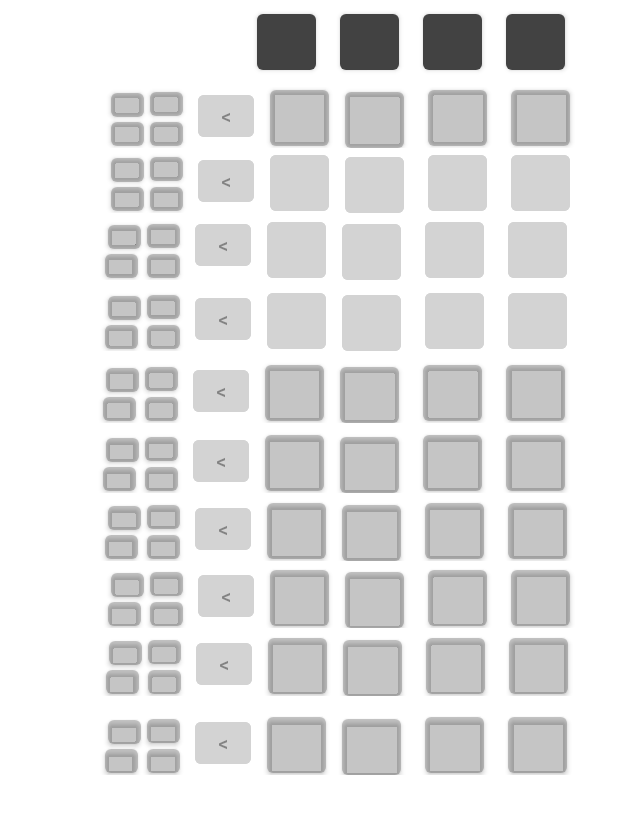
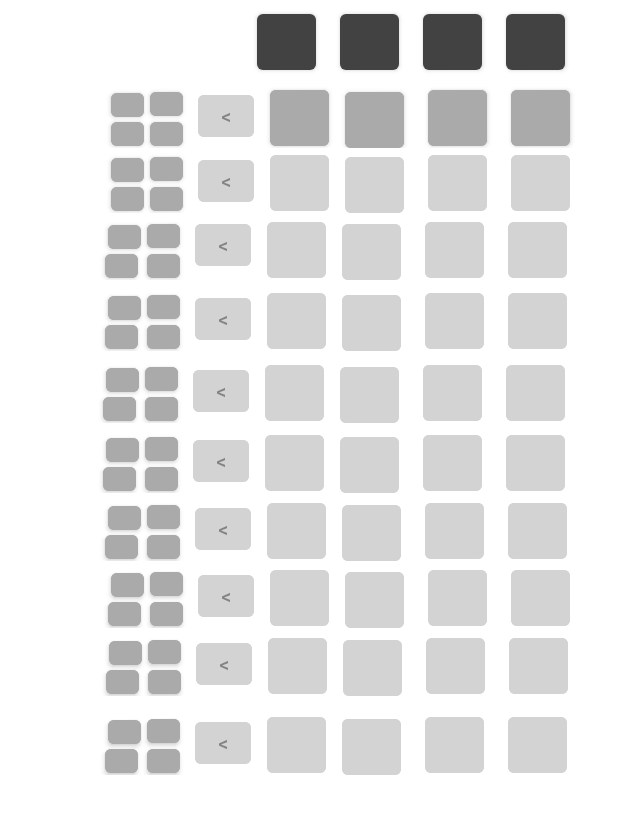
Before and after one commit to MaximSvishech/MasterMindAndroid, an Android app: the layout activity_board.xml on its own in the app's theme, with its tools: preview values and no code run, on a phone screen of 412 x 824 dp. Shown: the top 814 px of the screen. Run offline under Robolectric (Android 15) with nearby library versions, the phone set to English and light mode, and no system bars.

Commit message:
all colors circles

```diff
--- a/app/src/main/res/color/color_chooser.xml
+++ b/app/src/main/res/color/color_chooser.xml
@@ -1,5 +1,5 @@
 <?xml version="1.0" encoding="utf-8"?>
 <selector xmlns:android="http://schemas.android.com/apk/res/android">
-<item android:state_enabled="true" android:color="@color/common_google_signin_btn_text_light_disabled"/>
+<item android:state_enabled="true" android:color="@android:color/darker_gray"/>
 <item android:state_enabled="false" android:color="#D3D3D3"/>
 </selector>
--- a/app/src/main/res/layout/activity_board.xml
+++ b/app/src/main/res/layout/activity_board.xml
@@ -933,6 +933,7 @@
             android:layout_marginTop="2dp"
             android:backgroundTint="@color/color_chooser"
             android:clickable="false"
+            android:enabled="false"
             android:tag="0"
             android:insetLeft="0dp"
             android:insetTop="0dp"
@@ -956,6 +957,7 @@
             android:layout_toEndOf="@+id/try5_userGuesses1"
             android:backgroundTint="@color/color_chooser"
             android:clickable="false"
+            android:enabled="false"
             android:tag="1"
             android:insetLeft="0dp"
             android:insetTop="0dp"
@@ -979,6 +981,7 @@
             android:tag="2"
             android:backgroundTint="@color/color_chooser"
             android:clickable="false"
+            android:enabled="false"
             android:insetLeft="0dp"
             android:insetTop="0dp"
             android:insetRight="0dp"
@@ -1001,6 +1004,7 @@
             android:layout_marginTop="2dp"
             android:backgroundTint="@color/color_chooser"
             android:clickable="false"
+            android:enabled="false"
             android:insetLeft="0dp"
             android:insetTop="0dp"
             android:insetRight="0dp"
@@ -1137,6 +1141,7 @@
             android:tag="0"
             android:backgroundTint="@color/color_chooser"
             android:clickable="false"
+            android:enabled="false"
             android:insetLeft="0dp"
             android:insetTop="0dp"
             android:insetRight="0dp"
@@ -1160,6 +1165,7 @@
             android:layout_toEndOf="@+id/try6_userGuesses1"
             android:backgroundTint="@color/color_chooser"
             android:clickable="false"
+            android:enabled="false"
             android:insetLeft="0dp"
             android:insetTop="0dp"
             android:insetRight="0dp"
@@ -1182,6 +1188,7 @@
             android:layout_marginTop="3dp"
             android:backgroundTint="@color/color_chooser"
             android:clickable="false"
+            android:enabled="false"
             android:insetLeft="0dp"
             android:insetTop="0dp"
             android:insetRight="0dp"
@@ -1204,6 +1211,7 @@
             android:layout_marginTop="2dp"
             android:backgroundTint="@color/color_chooser"
             android:clickable="false"
+            android:enabled="false"
             android:insetLeft="0dp"
             android:insetTop="0dp"
             android:insetRight="0dp"
@@ -1337,15 +1345,16 @@
             android:layout_alignParentTop="true"
             android:layout_marginStart="35dp"
             android:layout_marginTop="2dp"
+            android:backgroundTint="@color/color_chooser"
+            android:clickable="false"
+            android:enabled="false"
+            android:insetLeft="0dp"
+            android:insetTop="0dp"
+            android:insetRight="0dp"
+            android:insetBottom="0dp"
+            android:onClick="OpenColorDialog"
+            android:padding="0dp"
             android:tag="0"
-            android:backgroundTint="@color/color_chooser"
-            android:clickable="false"
-            android:insetLeft="0dp"
-            android:insetTop="0dp"
-            android:insetRight="0dp"
-            android:insetBottom="0dp"
-            android:onClick="OpenColorDialog"
-            android:padding="0dp"
             app:iconGravity="textStart"
             app:iconPadding="0dp"
             app:iconSize="24dp"
@@ -1362,13 +1371,14 @@
             android:layout_toEndOf="@+id/try7_userGuesses1"
             android:backgroundTint="@color/color_chooser"
             android:clickable="false"
-            android:insetLeft="0dp"
-            android:insetTop="0dp"
-            android:insetRight="0dp"
+            android:enabled="false"
+            android:insetLeft="0dp"
+            android:insetTop="0dp"
+            android:insetRight="0dp"
+            android:insetBottom="0dp"
+            android:onClick="OpenColorDialog"
+            android:padding="0dp"
             android:tag="1"
-            android:insetBottom="0dp"
-            android:onClick="OpenColorDialog"
-            android:padding="0dp"
             app:iconGravity="textStart"
             app:iconPadding="0dp"
             app:iconSize="24dp"
@@ -1384,13 +1394,14 @@
             android:layout_marginTop="3dp"
             android:backgroundTint="@color/color_chooser"
             android:clickable="false"
-            android:insetLeft="0dp"
-            android:insetTop="0dp"
+            android:enabled="false"
+            android:insetLeft="0dp"
+            android:insetTop="0dp"
+            android:insetRight="0dp"
+            android:insetBottom="0dp"
+            android:onClick="OpenColorDialog"
+            android:padding="0dp"
             android:tag="2"
-            android:insetRight="0dp"
-            android:insetBottom="0dp"
-            android:onClick="OpenColorDialog"
-            android:padding="0dp"
             app:iconGravity="textStart"
             app:iconPadding="0dp"
             app:iconSize="24dp"
@@ -1406,13 +1417,14 @@
             android:layout_marginTop="2dp"
             android:backgroundTint="@color/color_chooser"
             android:clickable="false"
-            android:insetLeft="0dp"
-            android:insetTop="0dp"
+            android:enabled="false"
+            android:insetLeft="0dp"
+            android:insetTop="0dp"
+            android:insetRight="0dp"
+            android:insetBottom="0dp"
+            android:onClick="OpenColorDialog"
+            android:padding="0dp"
             android:tag="3"
-            android:insetRight="0dp"
-            android:insetBottom="0dp"
-            android:onClick="OpenColorDialog"
-            android:padding="0dp"
             app:iconGravity="textStart"
             app:iconPadding="0dp"
             app:iconSize="24dp"
@@ -1542,6 +1554,7 @@
             android:layout_marginTop="2dp"
             android:backgroundTint="@color/color_chooser"
             android:clickable="false"
+            android:enabled="false"
             android:insetLeft="0dp"
             android:insetTop="0dp"
             android:insetRight="0dp"
@@ -1566,6 +1579,7 @@
             android:layout_toEndOf="@+id/try8_userGuesses1"
             android:backgroundTint="@color/color_chooser"
             android:clickable="false"
+            android:enabled="false"
             android:insetLeft="0dp"
             android:insetTop="0dp"
             android:insetRight="0dp"
@@ -1588,6 +1602,7 @@
             android:layout_marginTop="3dp"
             android:backgroundTint="@color/color_chooser"
             android:clickable="false"
+            android:enabled="false"
             android:insetLeft="0dp"
             android:insetTop="0dp"
             android:insetRight="0dp"
@@ -1609,6 +1624,7 @@
             android:layout_marginTop="2dp"
             android:backgroundTint="@color/color_chooser"
             android:clickable="false"
+            android:enabled="false"
             android:insetLeft="0dp"
             android:insetTop="0dp"
             android:insetRight="0dp"
@@ -1745,6 +1761,7 @@
             android:layout_marginTop="2dp"
             android:backgroundTint="@color/color_chooser"
             android:clickable="false"
+            android:enabled="false"
             android:insetLeft="0dp"
             android:insetTop="0dp"
             android:insetRight="0dp"
@@ -1768,13 +1785,14 @@
             android:layout_toEndOf="@+id/try9_userGuesses1"
             android:backgroundTint="@color/color_chooser"
             android:clickable="false"
-            android:insetLeft="0dp"
-            android:insetTop="0dp"
-            android:insetRight="0dp"
+            android:enabled="false"
+            android:insetLeft="0dp"
+            android:insetTop="0dp"
+            android:insetRight="0dp"
+            android:insetBottom="0dp"
+            android:onClick="OpenColorDialog"
+            android:padding="0dp"
             android:tag="1"
-            android:insetBottom="0dp"
-            android:onClick="OpenColorDialog"
-            android:padding="0dp"
             app:iconGravity="textStart"
             app:iconPadding="0dp"
             app:iconSize="24dp"
@@ -1789,14 +1807,15 @@
             android:layout_marginStart="146dp"
             android:layout_marginTop="3dp"
             android:backgroundTint="@color/color_chooser"
-            android:clickable="false"
-            android:insetLeft="0dp"
+            android:enabled="false"
+            android:clickable="false"
+            android:insetLeft="0dp"
+            android:insetTop="0dp"
+            android:insetRight="0dp"
+            android:insetBottom="0dp"
+            android:onClick="OpenColorDialog"
+            android:padding="0dp"
             android:tag="2"
-            android:insetTop="0dp"
-            android:insetRight="0dp"
-            android:insetBottom="0dp"
-            android:onClick="OpenColorDialog"
-            android:padding="0dp"
             app:iconGravity="textStart"
             app:iconPadding="0dp"
             app:iconSize="24dp"
@@ -1812,13 +1831,14 @@
             android:layout_marginTop="2dp"
             android:backgroundTint="@color/color_chooser"
             android:clickable="false"
-            android:insetLeft="0dp"
-            android:insetTop="0dp"
-            android:insetRight="0dp"
+            android:enabled="false"
+            android:insetLeft="0dp"
+            android:insetTop="0dp"
+            android:insetRight="0dp"
+            android:insetBottom="0dp"
+            android:onClick="OpenColorDialog"
+            android:padding="0dp"
             android:tag="3"
-            android:insetBottom="0dp"
-            android:onClick="OpenColorDialog"
-            android:padding="0dp"
             app:iconGravity="textStart"
             app:iconPadding="0dp"
             app:iconSize="24dp"
@@ -1847,13 +1867,13 @@
             android:layout_width="22dp"
             android:layout_height="16dp"
             android:layout_alignParentStart="true"
-          android:backgroundTint="@color/color_chooser"
             android:layout_alignParentTop="true"
             android:layout_marginStart="293dp"
             android:layout_marginTop="3dp"
-          android:insetLeft="0dp"
-          android:insetTop="0dp"
-          android:clickable="false"
+            android:backgroundTint="@color/color_chooser"
+            android:clickable="false"
+            android:insetLeft="0dp"
+            android:insetTop="0dp"
             android:insetRight="0dp"
             android:insetBottom="0dp"
             android:padding="0dp"
@@ -1869,10 +1889,10 @@
             android:layout_alignParentStart="true"
             android:layout_alignParentTop="true"
             android:layout_marginStart="319dp"
-            android:backgroundTint="@color/color_chooser"
             android:layout_marginTop="4dp"
-            android:insetLeft="0dp"
-            android:clickable="false"
+            android:backgroundTint="@color/color_chooser"
+            android:clickable="false"
+            android:insetLeft="0dp"
             android:insetTop="0dp"
             android:insetRight="0dp"
             android:insetBottom="0dp"
@@ -1886,12 +1906,12 @@
             android:id="@+id/try9_feedback3"
             android:layout_width="22dp"
             android:layout_height="16dp"
-          android:clickable="false"
-          android:layout_alignParentStart="true"
-          android:layout_alignParentTop="true"
-          android:backgroundTint="@color/color_chooser"
+            android:layout_alignParentStart="true"
+            android:layout_alignParentTop="true"
             android:layout_marginStart="293dp"
             android:layout_marginTop="23dp"
+            android:backgroundTint="@color/color_chooser"
+            android:clickable="false"
             android:insetLeft="0dp"
             android:insetTop="0dp"
             android:insetRight="0dp"
@@ -1906,12 +1926,12 @@
             android:id="@+id/try9_feedback4"
             android:layout_width="22dp"
             android:layout_height="16dp"
-          android:clickable="false"
-          android:layout_alignParentStart="true"
-          android:layout_alignParentTop="true"
-          android:backgroundTint="@color/color_chooser"
+            android:layout_alignParentStart="true"
+            android:layout_alignParentTop="true"
             android:layout_marginStart="321dp"
             android:layout_marginTop="23dp"
+            android:backgroundTint="@color/color_chooser"
+            android:clickable="false"
             android:insetLeft="0dp"
             android:insetTop="0dp"
             android:insetRight="0dp"
@@ -1949,6 +1969,7 @@
             android:layout_marginTop="2dp"
             android:backgroundTint="@color/color_chooser"
             android:clickable="false"
+            android:enabled="false"
             android:insetLeft="0dp"
             android:insetTop="0dp"
             android:insetRight="0dp"
@@ -1972,6 +1993,7 @@
             android:layout_toEndOf="@+id/try10_userGuesses1"
             android:backgroundTint="@color/color_chooser"
             android:clickable="false"
+            android:enabled="false"
             android:insetLeft="0dp"
             android:insetTop="0dp"
             android:insetRight="0dp"
@@ -1993,6 +2015,7 @@
             android:layout_marginTop="3dp"
             android:backgroundTint="@color/color_chooser"
             android:clickable="false"
+            android:enabled="false"
             android:insetLeft="0dp"
             android:insetTop="0dp"
             android:insetRight="0dp"
@@ -2015,6 +2038,7 @@
             android:layout_marginTop="2dp"
             android:backgroundTint="@color/color_chooser"
             android:clickable="false"
+            android:enabled="false"
             android:insetLeft="0dp"
             android:insetTop="0dp"
             android:insetRight="0dp"
```
Lines whose indentation alone changed are shown as unchanged.
